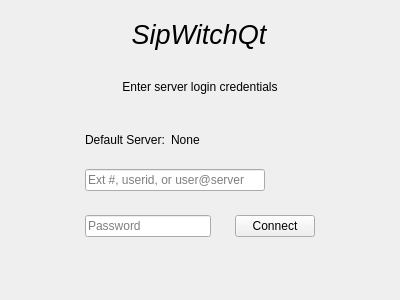
Qt form Desktop/login.ui (dyfet/tycho_sipwitchqt) before a commit.
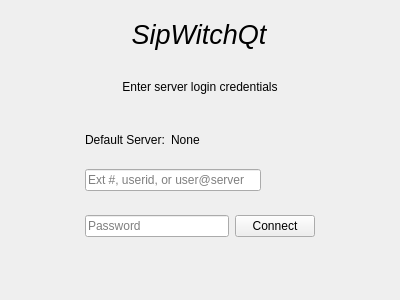
The same form after that commit. Icons and pictures are not drawn.

Commit message: button space adjustment

Diff of the .ui file:
```diff
--- a/Desktop/login.ui
+++ b/Desktop/login.ui
@@ -161,8 +161,8 @@
           <widget class="QPushButton" name="certificate">
            <property name="maximumSize">
             <size>
-             <width>18</width>
-             <height>18</height>
+             <width>22</width>
+             <height>22</height>
             </size>
            </property>
            <property name="toolTip">
@@ -185,7 +185,7 @@
        <item>
         <layout class="QHBoxLayout" name="horizontalLayout_2">
          <property name="spacing">
-          <number>-1</number>
+          <number>6</number>
          </property>
          <property name="rightMargin">
           <number>0</number>
```
The commit also changes 1 other file.
